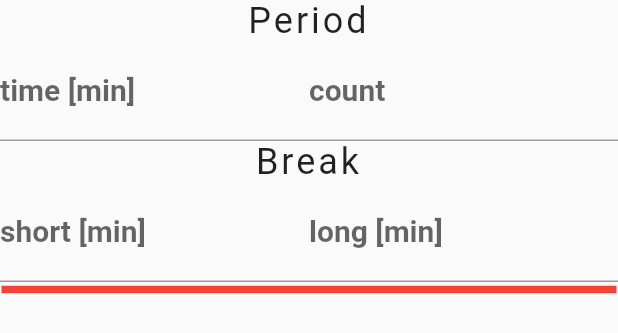
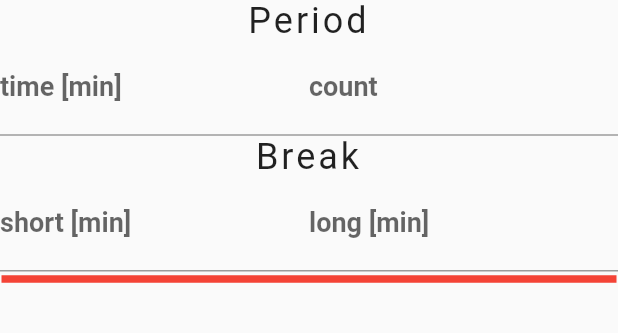
Before and after one commit to mobileappdevhm19/lust-LibraryUniversalSwissTool, a Flutter app: what pomodoroDescription() shows on an empty page, opened directly, on a phone screen of 412 x 824 dp. Shown: the top 333 px of the screen. Run offline on Flutter 3.47's test engine with Material 2 defaults, Android fonts, the phone set to English and light mode, and no system bars; our stand-ins replace charts_flutter, cloud_firestore, firebase_auth, geolocator, shared_preferences; accounts and stored records are empty.

Commit message:
bug fixes for phone

```diff
--- a/lust/lib/pages/pomodoroPage/pomodoroPage.dart
+++ b/lust/lib/pages/pomodoroPage/pomodoroPage.dart
@@ -46,7 +46,7 @@ class PomodoroState extends State<PomodoroPage> {
   PomodoroState(){
     pomodoroDefaultValues();
     pomDesc=new pomodoroDescription();
-    pomTimer= new PomodoroTimer();
+    pomTimer= new PomodoroTimer(this);
 
   }
 
--- a/lust/lib/widgets/pomodoroPage/pomodoroDescription.dart
+++ b/lust/lib/widgets/pomodoroPage/pomodoroDescription.dart
@@ -63,7 +63,7 @@ class pomodoroDescription extends StatelessWidget {
                     decoration: new InputDecoration(labelText: "time [min]", ),
                     textAlign: TextAlign.center,
                     style: TextStyle(
-                        fontSize: 20,
+                        fontSize: 18,
                         color: Colors.black45,
                         fontWeight: FontWeight.bold),
                     keyboardType: TextInputType.number,
@@ -81,7 +81,7 @@ class pomodoroDescription extends StatelessWidget {
                         decoration: new InputDecoration(labelText: "count", ),
                         textAlign: TextAlign.center,
                         style: TextStyle(
-                            fontSize: 20,
+                            fontSize: 18,
                             color: Colors.black45,
                             fontWeight: FontWeight.bold),
                         keyboardType: TextInputType.number,
@@ -121,7 +121,7 @@ class pomodoroDescription extends StatelessWidget {
                         decoration: new InputDecoration(labelText: "short [min]", ),
                         textAlign: TextAlign.center,
                         style: TextStyle(
-                            fontSize: 20,
+                            fontSize: 18,
                             color: Colors.black45,
                             fontWeight: FontWeight.bold),
                         keyboardType: TextInputType.number,
@@ -139,7 +139,7 @@ class pomodoroDescription extends StatelessWidget {
                         decoration: new InputDecoration(labelText: "long [min]", ),
                         textAlign: TextAlign.center,
                         style: TextStyle(
-                            fontSize: 20,
+                            fontSize: 18,
                             color: Colors.black45,
                             fontWeight: FontWeight.bold),
                         keyboardType: TextInputType.number,
```
Also changed, not shown: lust/lib/widgets/pomodoroPage/pomodoroTimer.dart (+30 -10 lines), 1 other file.
